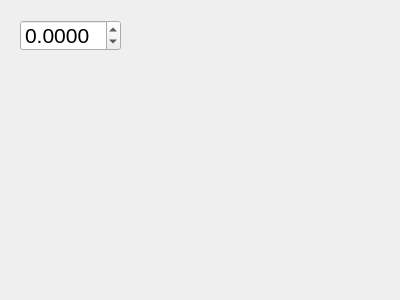
Qt form dev/gui/DAC.ui (thetorque/LatticeUmi) before a commit.
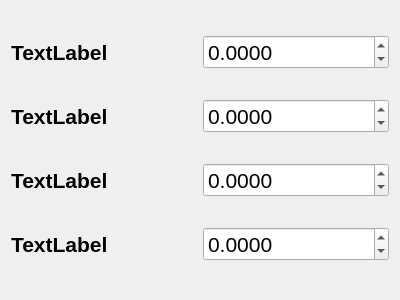
The same form after that commit.

Commit message: get GUI for multiple dac channels to work

What changed in the file:
```diff
--- a/dev/gui/DAC.ui
+++ b/dev/gui/DAC.ui
@@ -13,20 +13,97 @@
   <property name="windowTitle">
    <string>Dialog</string>
   </property>
+  <layout class="QGridLayout" name="gridLayout">
+   <item row="0" column="0">
+    <widget class="QLabel" name="label0">
+     <property name="font">
+      <font>
+       <pointsize>16</pointsize>
+       <weight>75</weight>
+       <bold>true</bold>
+      </font>
+     </property>
+     <property name="text">
+      <string>TextLabel</string>
+     </property>
+    </widget>
+   </item>
+   <item row="2" column="0">
+    <widget class="QLabel" name="label2">
+     <property name="font">
+      <font>
+       <pointsize>16</pointsize>
+       <weight>75</weight>
+       <bold>true</bold>
+      </font>
+     </property>
+     <property name="text">
+      <string>TextLabel</string>
+     </property>
+    </widget>
+   </item>
+   <item row="1" column="0">
+    <widget class="QLabel" name="label1">
+     <property name="font">
+      <font>
+       <pointsize>16</pointsize>
+       <weight>75</weight>
+       <bold>true</bold>
+      </font>
+     </property>
+     <property name="text">
+      <string>TextLabel</string>
+     </property>
+    </widget>
+   </item>
+   <item row="0" column="1">
   <widget class="QDoubleSpinBox" name="doubleSpinBox0">
-   <property name="geometry">
-    <rect>
-     <x>20</x>
-     <y>20</y>
-     <width>101</width>
-     <height>31</height>
-    </rect>
-   </property>
+     <property name="font">
+      <font>
+       <pointsize>16</pointsize>
+      </font>
+     </property>
+     <property name="keyboardTracking">
+      <bool>false</bool>
+     </property>
+     <property name="decimals">
+      <number>4</number>
+     </property>
+     <property name="minimum">
+      <double>-10.000000000000000</double>
+     </property>
+     <property name="maximum">
+      <double>10.000000000000000</double>
+     </property>
+     <property name="singleStep">
+      <double>0.100000000000000</double>
+     </property>
+    </widget>
+   </item>
+   <item row="3" column="0">
+    <widget class="QLabel" name="label3">
    <property name="font">
     <font>
      <pointsize>16</pointsize>
-    </font>
-   </property>
+       <weight>75</weight>
+       <bold>true</bold>
+      </font>
+     </property>
+     <property name="text">
+      <string>TextLabel</string>
+     </property>
+    </widget>
+   </item>
+   <item row="1" column="1">
+    <widget class="QDoubleSpinBox" name="doubleSpinBox1">
+     <property name="font">
+      <font>
+       <pointsize>16</pointsize>
+      </font>
+     </property>
+     <property name="keyboardTracking">
+      <bool>false</bool>
+     </property>
    <property name="decimals">
     <number>4</number>
    </property>
@@ -40,6 +117,56 @@
     <double>0.100000000000000</double>
    </property>
   </widget>
+   </item>
+   <item row="2" column="1">
+    <widget class="QDoubleSpinBox" name="doubleSpinBox2">
+     <property name="font">
+      <font>
+       <pointsize>16</pointsize>
+      </font>
+     </property>
+     <property name="keyboardTracking">
+      <bool>false</bool>
+     </property>
+     <property name="decimals">
+      <number>4</number>
+     </property>
+     <property name="minimum">
+      <double>-10.000000000000000</double>
+     </property>
+     <property name="maximum">
+      <double>10.000000000000000</double>
+     </property>
+     <property name="singleStep">
+      <double>0.100000000000000</double>
+     </property>
+    </widget>
+   </item>
+   <item row="3" column="1">
+    <widget class="QDoubleSpinBox" name="doubleSpinBox3">
+     <property name="font">
+      <font>
+       <pointsize>16</pointsize>
+      </font>
+     </property>
+     <property name="keyboardTracking">
+      <bool>false</bool>
+     </property>
+     <property name="decimals">
+      <number>4</number>
+     </property>
+     <property name="minimum">
+      <double>-10.000000000000000</double>
+     </property>
+     <property name="maximum">
+      <double>10.000000000000000</double>
+     </property>
+     <property name="singleStep">
+      <double>0.100000000000000</double>
+     </property>
+    </widget>
+   </item>
+  </layout>
  </widget>
  <resources/>
  <connections/>
```
Lines whose indentation alone changed are shown as unchanged. The commit also changes 1 other file.
